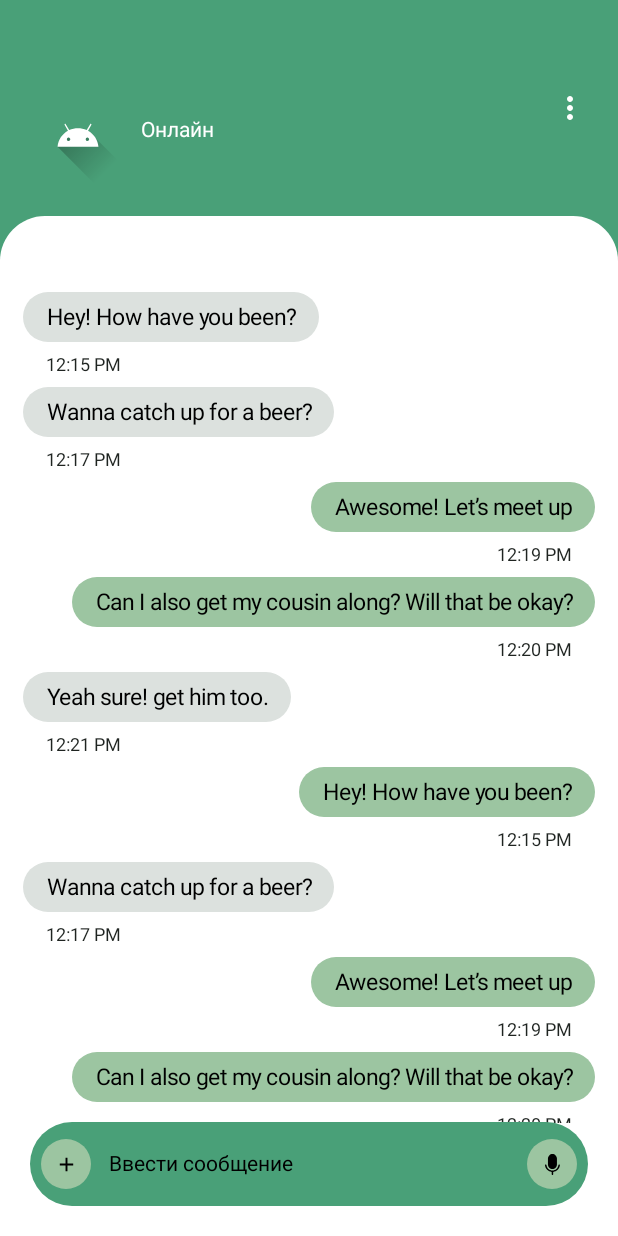
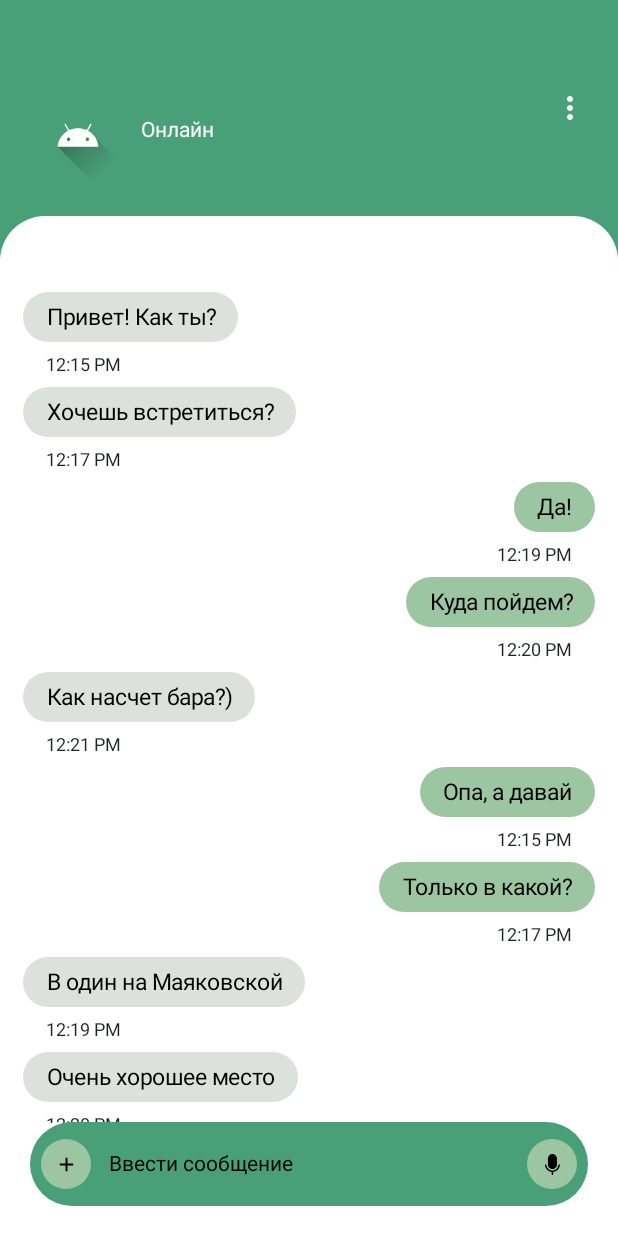
Before and after one commit to pansanek/OrpheusJetpackCompose, an Android app built with Jetpack Compose: the ChatScreen screen opened through its navigation route, on a phone screen of 412 x 824 dp. Run offline under Robolectric (Android 15) with nearby library versions, the light colour scheme and no system bars.

Commit message:
Some changes

```diff
--- a/app/src/main/java/ru/potemkin/orpheusjetpackcompose/data/Chat.kt
+++ b/app/src/main/java/ru/potemkin/orpheusjetpackcompose/data/Chat.kt
@@ -1,71 +1,71 @@
 package ru.potemkin.orpheusjetpackcompose.data
 
 data class Chat(
-    val id:Int,
-    val message:String,
-    val time:String,
-    val direction:Boolean
+    val id: Int,
+    val message: String,
+    val time: String,
+    val direction: Boolean
 )
 
-val chatList = listOf(
+val chatList= listOf(
     Chat(
         1,
-        "Hey! How have you been?",
+        "Привет! Как ты?",
         "12:15 PM",
         true
     ),
     Chat(
         2,
-        "Wanna catch up for a beer?",
+        "Хочешь встретиться?",
         "12:17 PM",
         true
     ),
     Chat(
         3,
-        "Awesome! Let’s meet up",
+        "Да!",
         "12:19 PM",
         false
     ),
     Chat(
         4,
-        "Can I also get my cousin along? Will that be okay?",
+        "Куда пойдем?",
         "12:20 PM",
         false
     ),
     Chat(
         5,
-        "Yeah sure! get him too.",
+        "Как насчет бара?)",
         "12:21 PM",
         true
     ),
     Chat(
         6,
-        "Hey! How have you been?",
+        "Опа, а давай",
         "12:15 PM",
         false
     ),
     Chat(
         7,
-        "Wanna catch up for a beer?",
+        "Только в какой?",
         "12:17 PM",
+        false
+    ),
+    Chat(
+        8,
+        "В один на Маяковской",
+        "12:19 PM",
         true
     ),
     Chat(
-        8,
-        "Awesome! Let’s meet up",
-        "12:19 PM",
-        false
-    ),
-    Chat(
         9,
-        "Can I also get my cousin along? Will that be okay?",
+        "Очень хорошее место",
         "12:20 PM",
-        false
+        true
     ),
     Chat(
         10,
-        "Yeah sure! get him too.",
+        "Хорошо",
         "12:21 PM",
-        true
-    ),
+        false
+    )
 )
```
Also changed, not shown: app/src/main/java/ru/potemkin/orpheusjetpackcompose/presentation/screens/LoginScreen.kt (+0 -13 lines).
